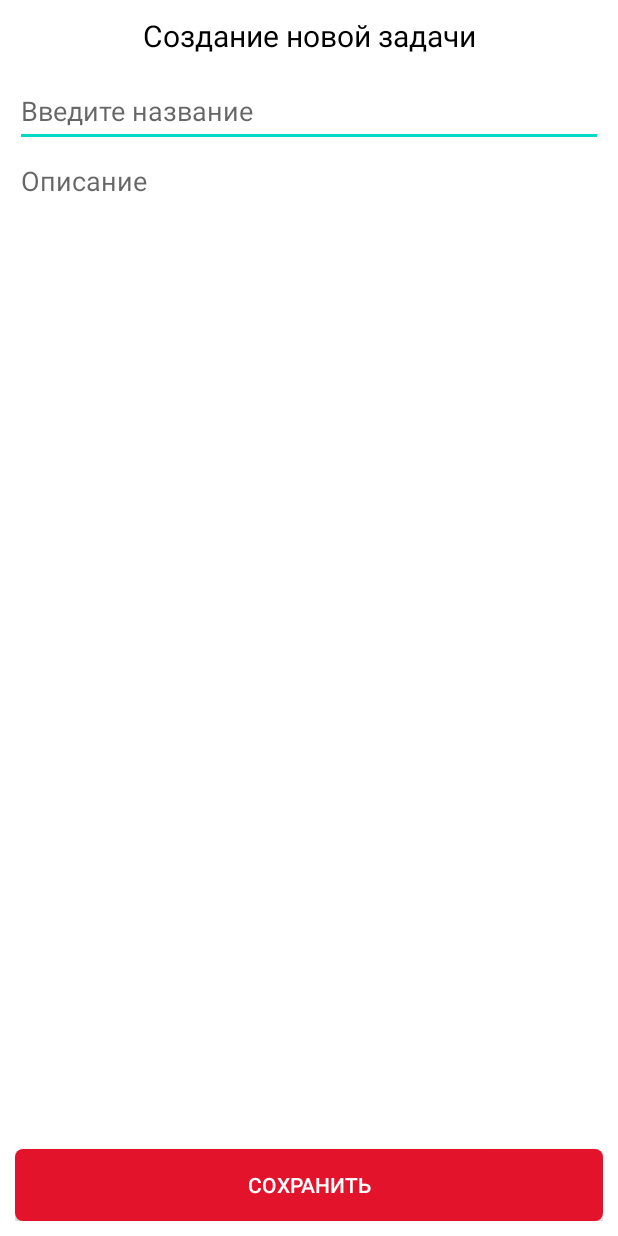
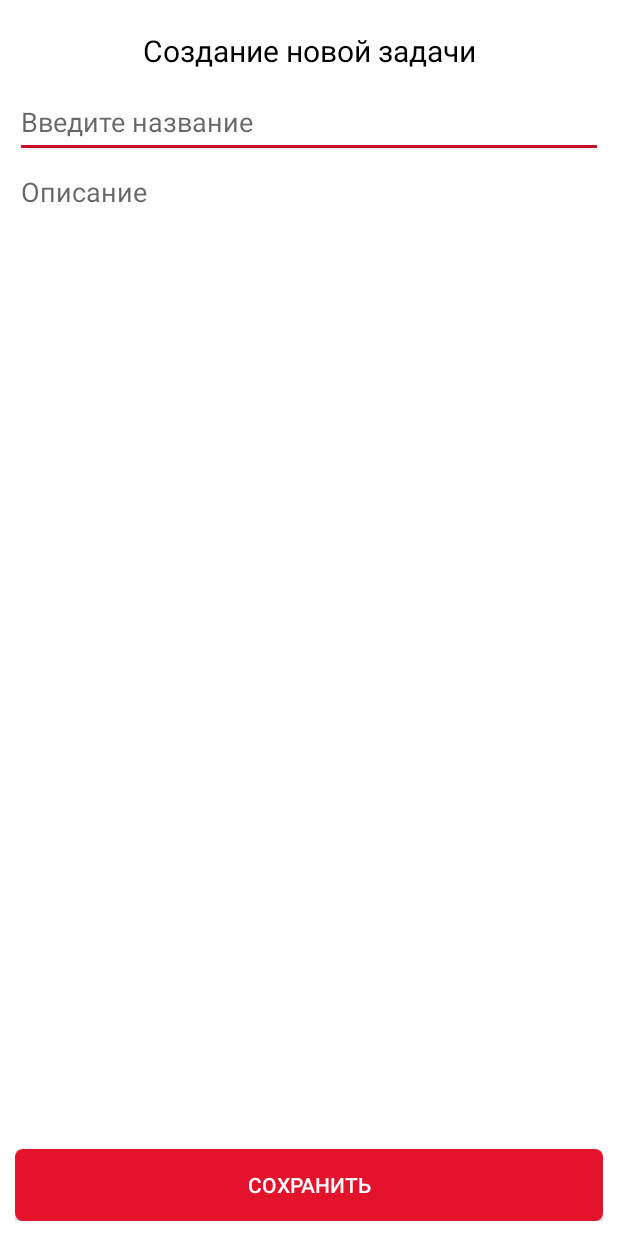
Before and after one commit to Masharo/Notes, an Android app: the AddNoteActivity screen opened directly, with no data from a screen before it, on a phone screen of 412 x 824 dp. Run offline under Robolectric (Android 15) with nearby library versions, the phone set to English and light mode, and no system bars.

Commit message:
поменял activity_add_note.xml на линер, пока шо думаю куда впихнуть дату и приоритет

```diff
--- a/app/src/main/AndroidManifest.xml
+++ b/app/src/main/AndroidManifest.xml
@@ -8,9 +8,10 @@
         android:label="@string/app_name"
         android:roundIcon="@mipmap/ic_launcher_round"
         android:supportsRtl="true"
-        android:theme="@style/Theme.Notes">
+        android:theme="@style/Theme.Notes" >
         <activity
             android:name=".AddNoteActivity"
+            android:theme="@style/Theme.Notes.RedTheme"
             android:windowSoftInputMode="adjustResize"
             android:exported="true" />
         <activity android:name=".MainActivity">
--- a/app/src/main/java/com/example/notes/GitTest.java
+++ /dev/null
@@ -1,6 +0,0 @@
-package com.example.notes;
-
-//Проверяю считает ли гит что это комичу я
-
-public class GitTest {
-}
--- a/app/src/main/res/layout/activity_add_note.xml
+++ b/app/src/main/res/layout/activity_add_note.xml
@@ -1,28 +1,21 @@
 <?xml version="1.0" encoding="utf-8"?>
-<androidx.constraintlayout.widget.ConstraintLayout xmlns:android="http://schemas.android.com/apk/res/android"
+<LinearLayout xmlns:android="http://schemas.android.com/apk/res/android"
     xmlns:app="http://schemas.android.com/apk/res-auto"
     xmlns:tools="http://schemas.android.com/tools"
     android:layout_width="match_parent"
     android:layout_height="match_parent"
     tools:context=".AddNoteActivity"
+    android:orientation="vertical"
     android:padding="10dp" >
-
-    <androidx.constraintlayout.widget.Guideline
-        android:id="@+id/guideline_addnote_percent5"
-        android:layout_width="wrap_content"
-        android:layout_height="wrap_content"
-        android:orientation="horizontal"
-        app:layout_constraintGuide_percent="0.05" />
 
     <TextView
         android:id="@+id/textview_addnote_name"
         android:layout_width="match_parent"
-        android:layout_height="0dp"
+        android:layout_height="wrap_content"
         android:text="Создание новой задачи"
         android:textColor="@color/black"
         android:textSize="20sp"
-        app:layout_constraintTop_toTopOf="parent"
-        app:layout_constraintBottom_toTopOf="@id/guideline_addnote_percent5"
+        android:layout_marginVertical="10dp"
         android:gravity="center_horizontal" />
 
     <EditText
@@ -31,17 +24,16 @@
         android:layout_height="wrap_content"
         android:hint="Введите название"
         android:minHeight="48dp"
-        app:layout_constraintTop_toBottomOf="@id/guideline_addnote_percent5"
         tools:layout_editor_absoluteX="10dp" />
 
     <EditText
         android:id="@+id/edittext_addnote_description"
         android:layout_width="match_parent"
         android:layout_height="0dp"
+        android:layout_weight="1"
         android:gravity="start|top"
         android:inputType="textMultiLine"
-        app:layout_constraintTop_toBottomOf="@id/edittext_addnote_title"
-        app:layout_constraintBottom_toTopOf="@id/button_addnote_save"
+        android:layout_marginBottom="10dp"
         android:hint="Описание"
         android:backgroundTint="@color/white" />
 
@@ -51,7 +43,6 @@
         android:layout_height="wrap_content"
         android:text="Сохранить"
         android:textColor="@color/white"
-        android:background="@drawable/button_selector"
-        app:layout_constraintBottom_toBottomOf="parent" />
+        android:background="@drawable/button_selector" />
 
-</androidx.constraintlayout.widget.ConstraintLayout>
+</LinearLayout>
--- a/app/src/main/res/values/themes.xml
+++ b/app/src/main/res/values/themes.xml
@@ -13,4 +13,10 @@
         <item name="android:statusBarColor" tools:targetApi="l">@color/gray</item>
         <!-- Customize your theme here. -->
     </style>
+
+    <style name="Theme.Notes.RedTheme">
+        <item name="android:statusBarColor">@color/red</item>
+        <item name="colorSecondary">@color/red_dark</item>
+        <item name="colorSecondaryVariant">@color/black</item>
+    </style>
 </resources>
```
